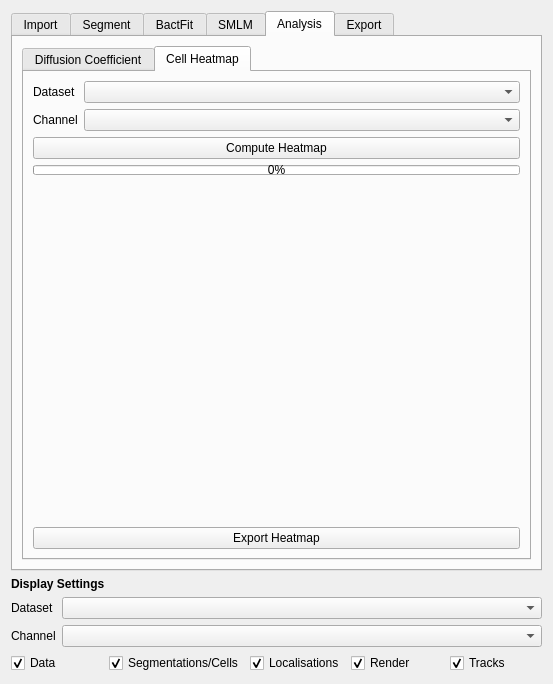
Above: src/moltrack/GUI/widget_ui.ui from piedrro/napari-moltrack before the change. Below: the same form after it.
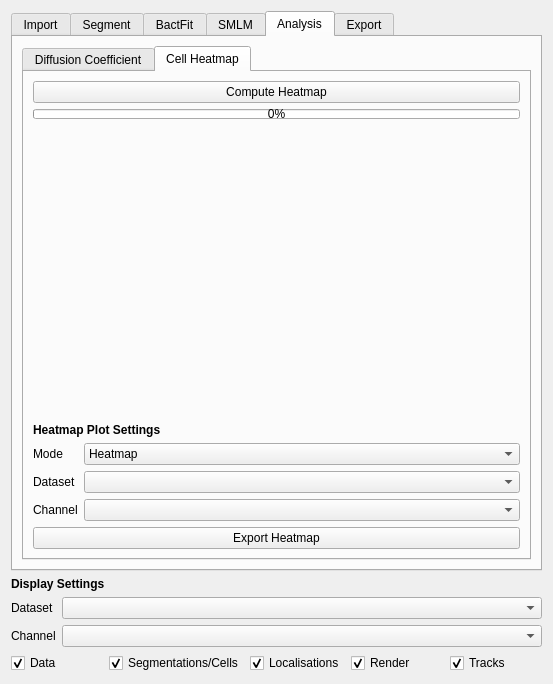
That is the form after the change. The open tabs and pages were chosen to show the change.

Commit message: refined cell render tab

```diff
--- a/src/moltrack/GUI/widget_ui.ui
+++ b/src/moltrack/GUI/widget_ui.ui
@@ -2481,30 +2481,6 @@
            <string>Cell Heatmap</string>
           </attribute>
           <layout class="QVBoxLayout" name="verticalLayout_8">
-           <item>
-            <layout class="QFormLayout" name="formLayout_30">
-             <item row="0" column="0">
-              <widget class="QLabel" name="picasso_filter_dataset_label_6">
-               <property name="text">
-                <string>Dataset</string>
-               </property>
-              </widget>
-             </item>
-             <item row="0" column="1">
-              <widget class="QComboBox" name="heatmap_dataset"/>
-             </item>
-             <item row="1" column="0">
-              <widget class="QLabel" name="picasso_filter_dataset_label_5">
-               <property name="text">
-                <string>Channel</string>
-               </property>
-              </widget>
-             </item>
-             <item row="1" column="1">
-              <widget class="QComboBox" name="heatmap_channel"/>
-             </item>
-            </layout>
-           </item>
            <item>
             <widget class="QPushButton" name="compute_heatmap">
              <property name="text">
@@ -2535,6 +2511,64 @@
              </property>
             </widget>
            </item>
+           <item>
+            <widget class="QLabel" name="label_47">
+             <property name="font">
+              <font>
+               <weight>75</weight>
+               <bold>true</bold>
+              </font>
+             </property>
+             <property name="text">
+              <string>Heatmap Plot Settings</string>
+             </property>
+            </widget>
+           </item>
+           <item>
+            <layout class="QFormLayout" name="heatmap_settings_layout">
+             <item row="1" column="0">
+              <widget class="QLabel" name="heatmap_dataset_label">
+               <property name="text">
+                <string>Dataset</string>
+               </property>
+              </widget>
+             </item>
+             <item row="1" column="1">
+              <widget class="QComboBox" name="heatmap_dataset"/>
+             </item>
+             <item row="2" column="0">
+              <widget class="QLabel" name="heatmap_channel_label">
+               <property name="text">
+                <string>Channel</string>
+               </property>
+              </widget>
+             </item>
+             <item row="2" column="1">
+              <widget class="QComboBox" name="heatmap_channel"/>
+             </item>
+             <item row="0" column="0">
+              <widget class="QLabel" name="heatmap_mode_label">
+               <property name="text">
+                <string>Mode</string>
+               </property>
+              </widget>
+             </item>
+             <item row="0" column="1">
+              <widget class="QComboBox" name="heatmap_mode">
+               <item>
+                <property name="text">
+                 <string>Heatmap</string>
+                </property>
+               </item>
+               <item>
+                <property name="text">
+                 <string>Render</string>
+                </property>
+               </item>
+              </widget>
+             </item>
+            </layout>
+           </item>
            <item>
             <widget class="QPushButton" name="export_heatmap">
              <property name="text">
```
The commit also changes 4 other files.
